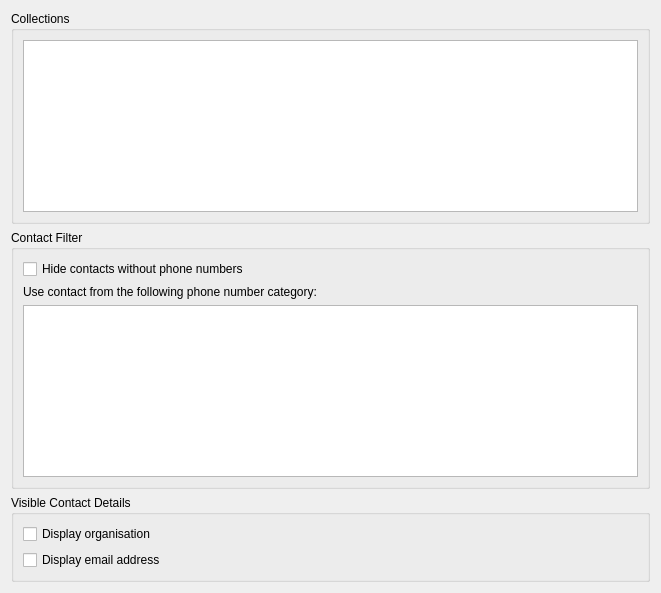
Above: src/conf/dlgaddressbookbase.ui from KDE/ring-kde before the change. Below: the same form after it.
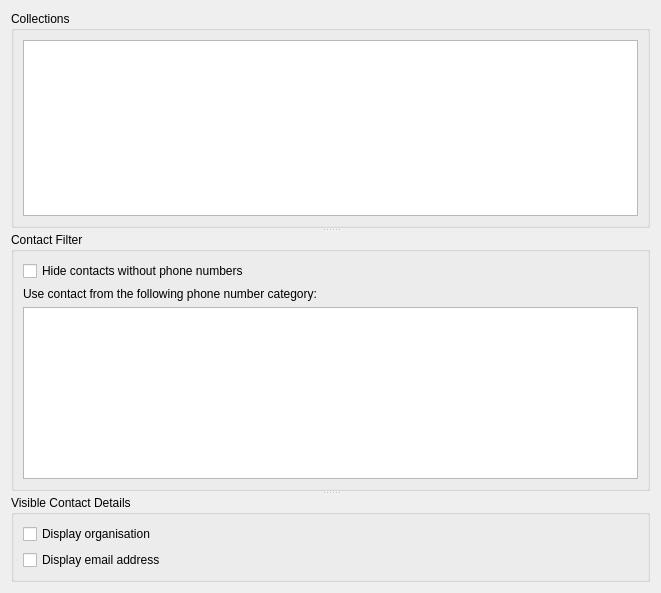
That is the form after the change.

The edit to the form file:
```diff
--- a/src/conf/dlgaddressbookbase.ui
+++ b/src/conf/dlgaddressbookbase.ui
@@ -15,6 +15,10 @@
   </property>
   <layout class="QVBoxLayout" name="verticalLayout_3">
    <item>
+    <widget class="QSplitter" name="splitter">
+     <property name="orientation">
+      <enum>Qt::Vertical</enum>
+     </property>
     <widget class="QGroupBox" name="groupBox_2">
      <property name="title">
       <string>Collections</string>
@@ -32,8 +36,6 @@
       </item>
      </layout>
     </widget>
-   </item>
-   <item>
     <widget class="QGroupBox" name="groupBox">
      <property name="title">
       <string>Contact Filter</string>
@@ -65,8 +67,6 @@
       </item>
      </layout>
     </widget>
-   </item>
-   <item>
     <widget class="QGroupBox" name="groupBox_4">
      <property name="title">
       <string>Visible Contact Details</string>
@@ -87,6 +87,7 @@
        </widget>
       </item>
      </layout>
+     </widget>
     </widget>
    </item>
   </layout>
```
Lines whose indentation alone changed are shown as unchanged.
